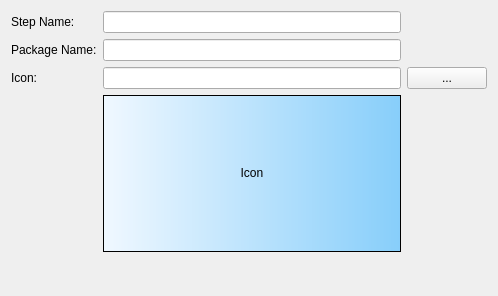
Before: the Qt Designer form src/tools/pluginwizard/qt/name.ui in MusculoskeletalAtlasProject/mapclient-archived, drawn with Qt 5.
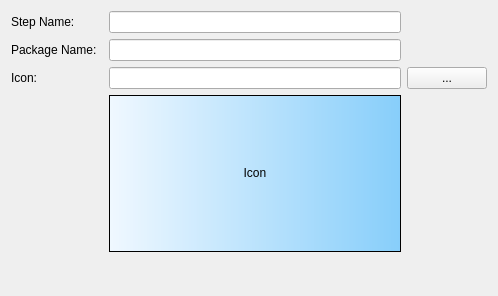
After: the same form once the commit is applied.

The edit to the form file:
```diff
--- a/src/tools/pluginwizard/qt/name.ui
+++ b/src/tools/pluginwizard/qt/name.ui
@@ -73,7 +73,7 @@
    <item row="1" column="0">
     <widget class="QLabel" name="packageNameLabel">
      <property name="text">
-      <string>Package Name:</string>
+      <string>Package Name:  </string>
      </property>
     </widget>
    </item>
```
Left out of the diff: 38 changed lines with no effect on the pictures.
